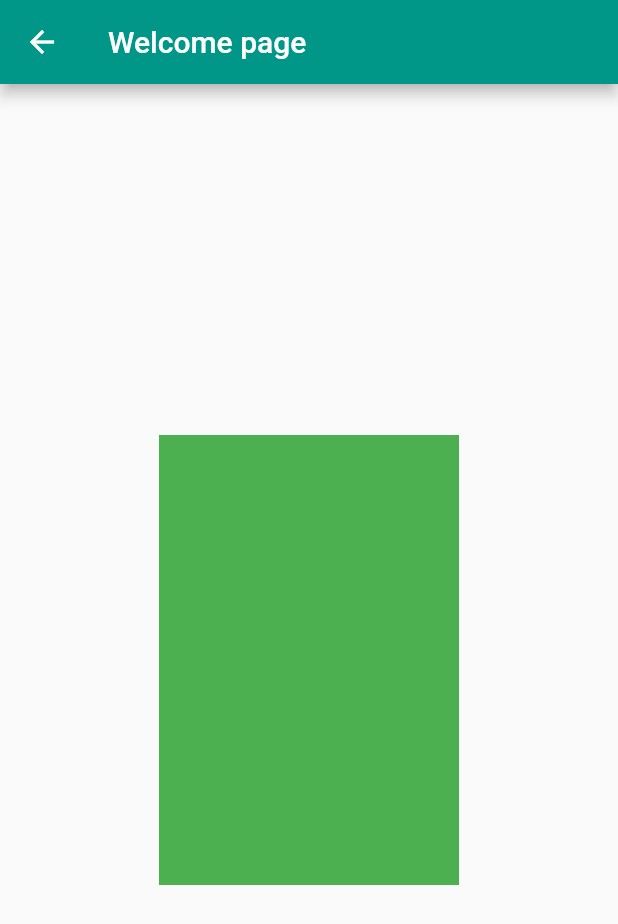
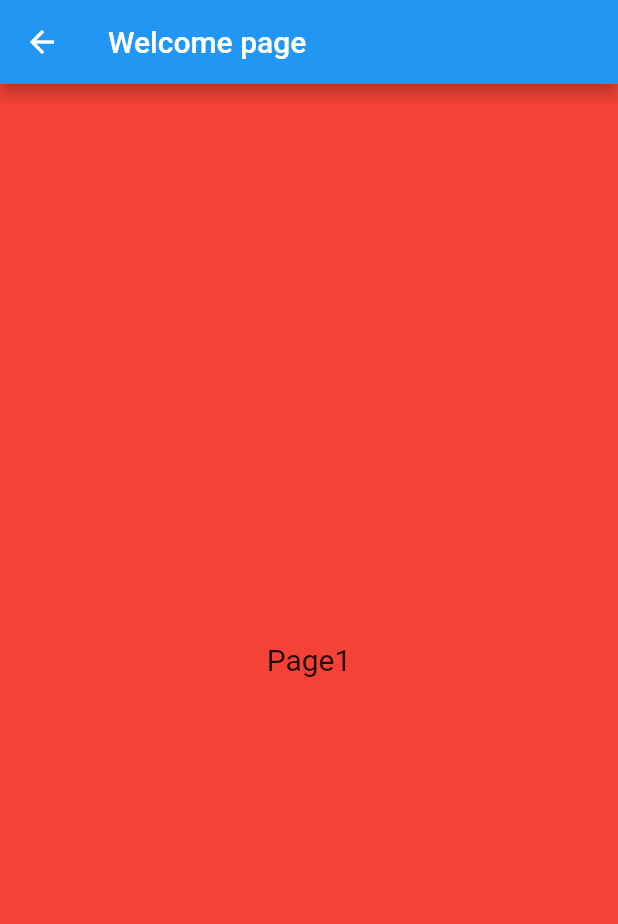
Before and after one commit to BabitaAnandKrishna/authentication_login, a Flutter app: the WelcomeScreen screen opened directly, on a phone screen of 412 x 824 dp. Shown: the top 924 px of the screen. Run offline on Flutter 3.47's test engine with Material 2 defaults, Android fonts, the phone set to English and light mode, and no system bars; our stand-ins replace form_field_validator.

Commit message:
Implement PageView Widget

```diff
--- a/lib/Screen/HomePage.dart
+++ b/lib/Screen/HomePage.dart
@@ -1,6 +1,5 @@
 import 'package:flutter/material.dart';
 import 'package:form_field_validator/form_field_validator.dart';
-
 import 'WelcmePage.dart';
 
 class AHomePage extends StatefulWidget {
@@ -62,7 +61,7 @@ class _AHomePageState extends State<AHomePage> {
               Padding(
                 padding: const EdgeInsets.all(15.0),
                 child: TextFormField(
-
+                  obscureText: true,
                   // validator: (value){
                   //   if(value.isEmpty){
                   //     return "@ Required";
@@ -74,7 +73,7 @@ class _AHomePageState extends State<AHomePage> {
                   //     return "Password should be less than 15 char";
                   //   }
                   //   else
-                  //     return null;
+                  //     return null;n
                   // },
                   decoration: InputDecoration(
                     border: OutlineInputBorder(),
--- a/lib/Screen/WelcmePage.dart
+++ b/lib/Screen/WelcmePage.dart
@@ -10,19 +10,65 @@ class _WelcomeScreenState extends State<WelcomeScreen> {
   Widget build(BuildContext context) {
     return Scaffold(
       appBar: AppBar(
-          backgroundColor: Colors.teal,
+        // backgroundColor: Colors.teal,
         title: Text("Welcome page"),
       ),
-      body:
-        Center(
-          child: Container(
-            height: 300,
-            width: 200,
-            decoration: BoxDecoration(
-              color: Colors.green
-            ),
-          ),
-        ),
+      body: PageView(
+        scrollDirection: Axis.vertical,
+        pageSnapping: false,
+        physics: NeverScrollableScrollPhysics(),//BouncingScrollPhysics(),
+        children: <Widget>[
+          Container(
+            height: 600,
+            width: 400,
+              color: Colors.red,
+              child: Center(
+                child: Text(
+                  "Page1",
+                  style: TextStyle(fontSize: 20),
+                ),
+              )),
+          Container(
+              height: 600,
+              width: 400,
+              color: Colors.green,
+              child: Center(
+                child: Text(
+                  "Page2",
+                  style: TextStyle(fontSize: 20),
+                ),
+              )),
+          Container(
+              height: 600,
+              width: 400,
+              color: Colors.blue,
+              child: Center(
+                child: Text(
+                  "Page3",
+                  style: TextStyle(fontSize: 20),
+                ),
+              )),
+          Container(
+              height: 600,
+              width: 400,
+              color: Colors.pink,
+              child: Center(
+                child: Text(
+                  "Page4",
+                  style: TextStyle(fontSize: 20),
+                ),
+              )),
+        ],
+      ),
+      // Center(
+      //   child: Container(
+      //     height: 300,
+      //     width: 200,
+      //     decoration: BoxDecoration(
+      //       color: Colors.green
+      //     ),
+      //   ),
+      // ),
     );
   }
 }
```
